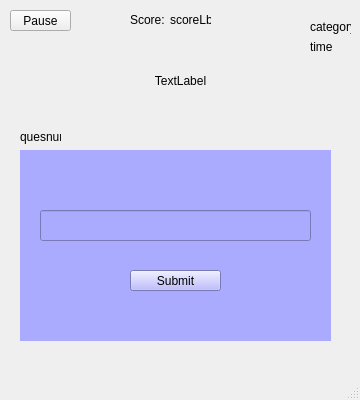
This is mathquest/mainwindow.ui in Sloth-iNkt/mathquest as Qt 5 draws it before an edit. The edited form follows.
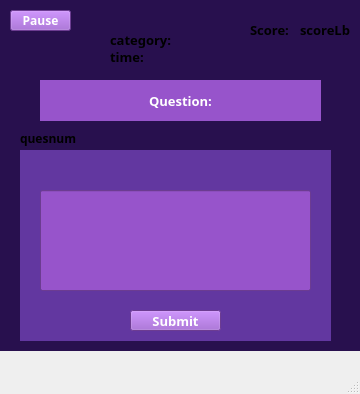
This is the edited form. The open tabs and pages were chosen to show the change.

Diff of the .ui file:
```diff
--- a/mathquest/mainwindow.ui
+++ b/mathquest/mainwindow.ui
@@ -7,7 +7,7 @@
     <x>0</x>
     <y>0</y>
     <width>360</width>
-    <height>400</height>
+    <height>394</height>
    </rect>
   </property>
   <property name="maximumSize">
@@ -35,6 +35,9 @@
       <height>640</height>
      </size>
     </property>
+    <property name="styleSheet">
+     <string notr="true">background:#28104e</string>
+    </property>
     <property name="currentIndex">
      <number>4</number>
     </property>
@@ -218,7 +221,7 @@
        </rect>
       </property>
       <property name="styleSheet">
-       <string notr="true">background:rgb(170, 170, 255)</string>
+       <string notr="true">background:#6237A0</string>
       </property>
       <property name="currentIndex">
        <number>1</number>
@@ -294,21 +297,35 @@
         <property name="geometry">
          <rect>
           <x>20</x>
-          <y>60</y>
+          <y>40</y>
           <width>271</width>
-          <height>31</height>
+          <height>101</height>
          </rect>
         </property>
+        <property name="styleSheet">
+         <string notr="true">background:#9754cb</string>
+        </property>
        </widget>
        <widget class="QPushButton" name="pushButton">
         <property name="geometry">
          <rect>
           <x>110</x>
-          <y>120</y>
+          <y>160</y>
           <width>91</width>
           <height>21</height>
          </rect>
         </property>
+        <property name="font">
+         <font>
+          <family>Poppins</family>
+          <pointsize>10</pointsize>
+          <bold>true</bold>
+         </font>
+        </property>
+        <property name="styleSheet">
+         <string notr="true">background:#9754cb;
+color: white</string>
+        </property>
         <property name="text">
          <string>Submit</string>
         </property>
@@ -353,16 +370,24 @@
       <property name="geometry">
        <rect>
         <x>40</x>
-        <y>60</y>
+        <y>80</y>
         <width>281</width>
         <height>41</height>
        </rect>
       </property>
+      <property name="font">
+       <font>
+        <family>Poppins</family>
+        <pointsize>10</pointsize>
+        <bold>true</bold>
+       </font>
+      </property>
       <property name="styleSheet">
-       <string notr="true">color:rgb(0, 0, 0)</string>
+       <string notr="true">background:#9754cb;
+color: white</string>
       </property>
       <property name="text">
-       <string>TextLabel</string>
+       <string>Question:</string>
       </property>
       <property name="alignment">
        <set>Qt::AlignCenter</set>
@@ -377,6 +402,16 @@
         <height>21</height>
        </rect>
       </property>
+      <property name="font">
+       <font>
+        <family>Poppins</family>
+        <bold>true</bold>
+       </font>
+      </property>
+      <property name="styleSheet">
+       <string notr="true">background: #9754cb;
+color: white</string>
+      </property>
       <property name="text">
        <string>Pause</string>
       </property>
@@ -384,12 +419,19 @@
      <widget class="QLabel" name="scoreLbl">
       <property name="geometry">
        <rect>
-        <x>130</x>
-        <y>10</y>
+        <x>250</x>
+        <y>20</y>
         <width>63</width>
         <height>20</height>
        </rect>
       </property>
+      <property name="font">
+       <font>
+        <family>Poppins</family>
+        <pointsize>10</pointsize>
+        <bold>true</bold>
+       </font>
+      </property>
       <property name="text">
        <string>Score:</string>
       </property>
@@ -397,12 +439,19 @@
      <widget class="QLabel" name="scoreNum">
       <property name="geometry">
        <rect>
-        <x>170</x>
-        <y>10</y>
-        <width>41</width>
+        <x>300</x>
+        <y>20</y>
+        <width>51</width>
         <height>20</height>
        </rect>
       </property>
+      <property name="font">
+       <font>
+        <family>Poppins</family>
+        <pointsize>10</pointsize>
+        <bold>true</bold>
+       </font>
+      </property>
       <property name="text">
        <string>scoreLbl</string>
       </property>
@@ -410,27 +459,41 @@
      <widget class="QLabel" name="timeLbl">
       <property name="geometry">
        <rect>
-        <x>310</x>
-        <y>40</y>
+        <x>110</x>
+        <y>50</y>
         <width>41</width>
         <height>14</height>
        </rect>
       </property>
+      <property name="font">
+       <font>
+        <family>Poppins</family>
+        <pointsize>10</pointsize>
+        <bold>true</bold>
+       </font>
+      </property>
       <property name="text">
-       <string>time</string>
+       <string>time:</string>
       </property>
      </widget>
      <widget class="QLabel" name="categoryLbl">
       <property name="geometry">
        <rect>
-        <x>310</x>
-        <y>20</y>
-        <width>41</width>
-        <height>14</height>
+        <x>110</x>
+        <y>30</y>
+        <width>71</width>
+        <height>20</height>
        </rect>
       </property>
+      <property name="font">
+       <font>
+        <family>Poppins</family>
+        <pointsize>10</pointsize>
+        <bold>true</bold>
+       </font>
+      </property>
       <property name="text">
-       <string>category</string>
+       <string>category:</string>
       </property>
      </widget>
      <widget class="QLabel" name="quesNumLbl">
@@ -438,10 +501,16 @@
        <rect>
         <x>20</x>
         <y>130</y>
-        <width>41</width>
-        <height>14</height>
+        <width>61</width>
+        <height>16</height>
        </rect>
       </property>
+      <property name="font">
+       <font>
+        <family>Poppins</family>
+        <bold>true</bold>
+       </font>
+      </property>
       <property name="text">
        <string>quesnum</string>
       </property>
```
Left out of the diff: 604 changed lines with no effect on the pictures.
